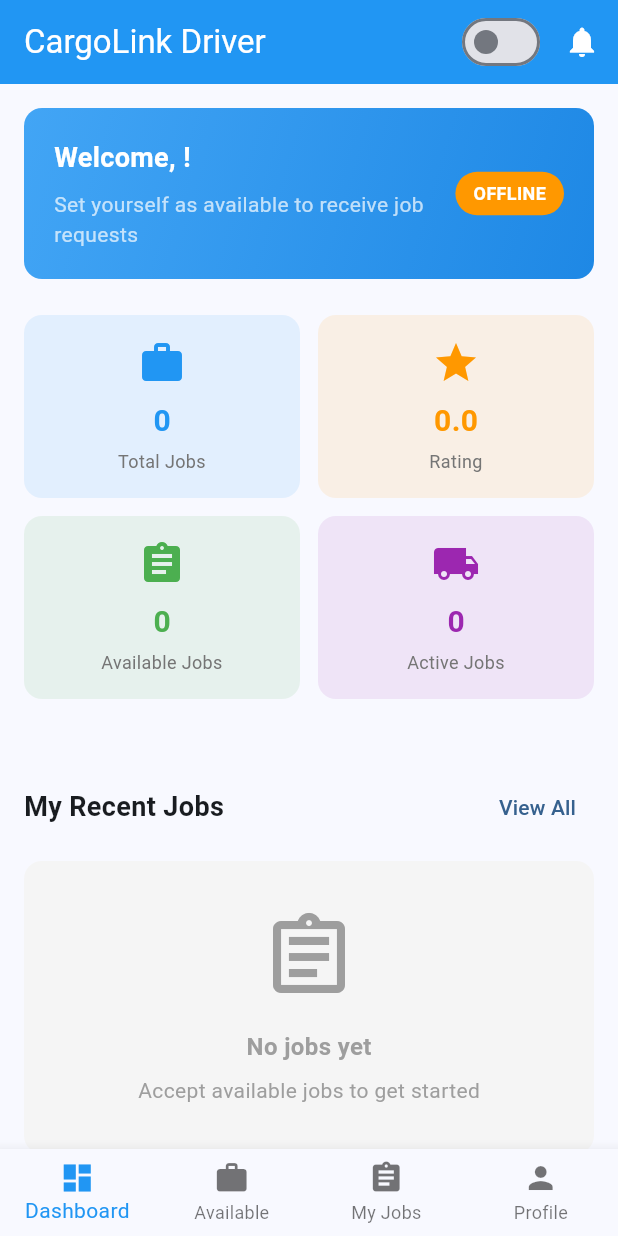
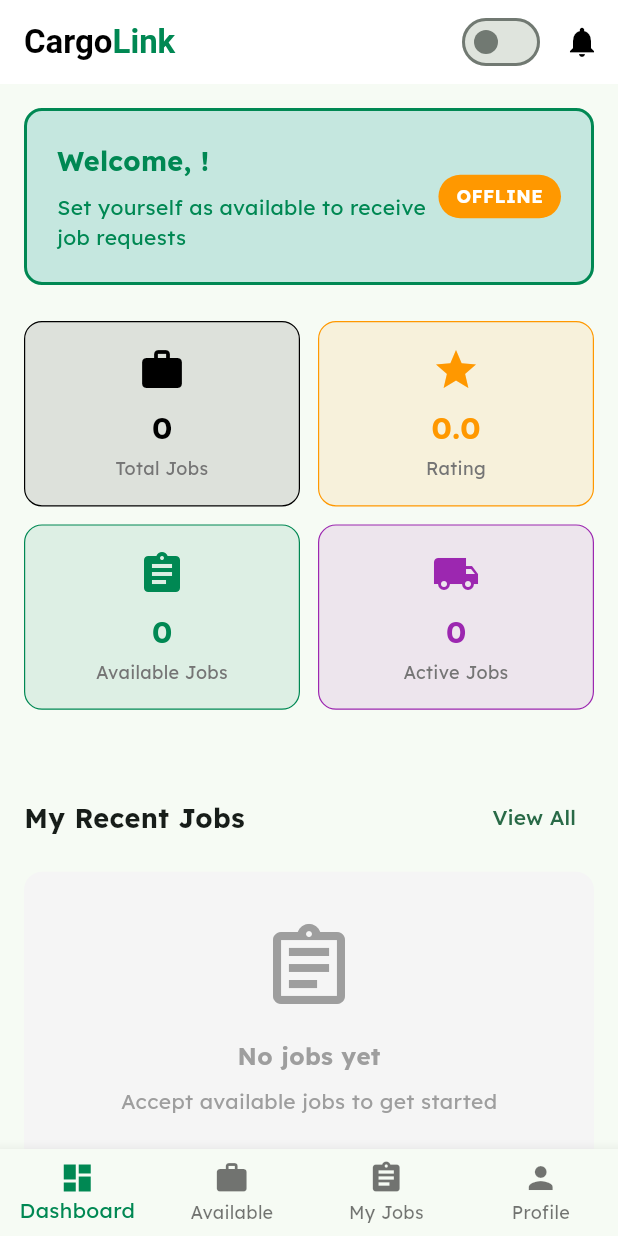
Before and after one commit to pauline12ish34/cargo--App, a Flutter app: the DriverHome screen opened directly, on a phone screen of 412 x 824 dp. Run offline on Flutter 3.47's test engine with Material 3 defaults, Android fonts, the phone set to English and light mode, and no system bars; our stand-ins replace cloud_firestore, firebase_auth, firebase_core, flutter_svg, font_awesome_flutter; accounts and stored records are empty.

Commit message:
reassign driver and styles

```diff
--- a/lib/features/driver/screens/driver_home.dart
+++ b/lib/features/driver/screens/driver_home.dart
@@ -6,6 +6,7 @@ import '../../../features/booking/providers/booking_provider.dart';
 import '../../../providers/auth_provider.dart';
 import '../../../features/profile/providers/profile_provider.dart';
 import '../../../screens/job_details_screen.dart';
+import 'package:cargo_app/constants.dart';
 
 class DriverHome extends StatefulWidget {
   const DriverHome({super.key});
@@ -52,9 +53,27 @@ class _DriverHomeState extends State<DriverHome> {
 
     return Scaffold(
       appBar: AppBar(
-        title: const Text('CargoLink Driver'),
-        backgroundColor: Colors.blue,
-        foregroundColor: Colors.white,
+        title: RichText(
+          text: TextSpan(
+            style: const TextStyle(
+              fontWeight: FontWeight.bold,
+              fontSize: 22,
+              fontFamily: 'PaytoneOne',
+            ),
+            children: [
+              const TextSpan(
+                text: 'Cargo',
+                style: TextStyle(color: Colors.black),
+              ),
+              TextSpan(
+                text: 'Link',
+                style: TextStyle(color: primaryGreen),
+              ),
+            ],
+          ),
+        ),
+        backgroundColor: Colors.white,
+        foregroundColor: Colors.black,
         automaticallyImplyLeading: false,
         actions: [
           Consumer<AuthProvider>(
@@ -66,7 +85,7 @@ class _DriverHomeState extends State<DriverHome> {
                   await authProvider.updateDriverAvailability(value);
                 },
                 activeColor: Colors.white,
-                activeTrackColor: Colors.green,
+                activeTrackColor: primaryGreen,
               );
             },
           ),
@@ -100,7 +119,7 @@ class _DriverHomeState extends State<DriverHome> {
           ),
         ],
         currentIndex: _selectedIndex,
-        selectedItemColor: Colors.blue,
+        selectedItemColor: primaryGreen,
         onTap: _onItemTapped,
       ),
     );
@@ -127,12 +146,9 @@ class _DashboardTab extends StatelessWidget {
               Container(
                 padding: const EdgeInsets.all(20),
                 decoration: BoxDecoration(
-                  gradient: LinearGradient(
-                    colors: [Colors.blue.shade400, Colors.blue.shade600],
-                    begin: Alignment.topLeft,
-                    end: Alignment.bottomRight,
-                  ),
+                  color: lightGreen,
                   borderRadius: BorderRadius.circular(12),
+                  border: Border.all(color: primaryGreen, width: 2),
                 ),
                 child: Column(
                   crossAxisAlignment: CrossAxisAlignment.start,
@@ -148,7 +164,7 @@ class _DashboardTab extends StatelessWidget {
                                 style: const TextStyle(
                                   fontSize: 18,
                                   fontWeight: FontWeight.bold,
-                                  color: Colors.white,
+                                  color: primaryGreen,
                                 ),
                               ),
                               const SizedBox(height: 8),
@@ -158,7 +174,7 @@ class _DashboardTab extends StatelessWidget {
                                     : 'Set yourself as available to receive job requests',
                                 style: const TextStyle(
                                   fontSize: 14,
-                                  color: Colors.white70,
+                                  color: primaryGreen,
                                 ),
                               ),
                             ],
@@ -171,7 +187,7 @@ class _DashboardTab extends StatelessWidget {
                           ),
                           decoration: BoxDecoration(
                             color: user?.isAvailable == true
-                                ? Colors.green
+                                ? primaryGreen
                                 : Colors.orange,
                             borderRadius: BorderRadius.circular(20),
                           ),
@@ -199,7 +215,7 @@ class _DashboardTab extends StatelessWidget {
                       title: 'Total Jobs',
                       value: '${user?.completedJobs ?? 0}',
                       icon: Icons.work,
-                      color: Colors.blue,
+                      color: Colors.black,
                     ),
                   ),
                   const SizedBox(width: 12),
@@ -221,7 +237,7 @@ class _DashboardTab extends StatelessWidget {
                       title: 'Available Jobs',
                       value: '${availableJobs.length}',
                       icon: Icons.assignment,
-                      color: Colors.green,
+                      color: primaryGreen,
                     ),
                   ),
                   const SizedBox(width: 12),
@@ -536,14 +552,14 @@ class _ProfileTab extends StatelessWidget {
               Container(
                 padding: const EdgeInsets.all(20),
                 decoration: BoxDecoration(
-                  color: Colors.blue.shade50,
+                  color: lightGreen,
                   borderRadius: BorderRadius.circular(12),
                 ),
                 child: Column(
                   children: [
                     CircleAvatar(
                       radius: 40,
-                      backgroundColor: Colors.blue,
+                      backgroundColor: primaryGreen,
                       child: Text(
                         user?.name.isNotEmpty == true
                             ? user!.name[0].toUpperCase()
@@ -581,7 +597,7 @@ class _ProfileTab extends StatelessWidget {
                             vertical: 4,
                           ),
                           decoration: BoxDecoration(
-                            color: Colors.blue,
+                            color: primaryGreen,
                             borderRadius: BorderRadius.circular(12),
                           ),
                           child: const Text(
@@ -601,7 +617,7 @@ class _ProfileTab extends StatelessWidget {
                           ),
                           decoration: BoxDecoration(
                             color: user?.isAvailable == true
-                                ? Colors.green
+                                ? primaryGreen
                                 : Colors.orange,
                             borderRadius: BorderRadius.circular(12),
                           ),
@@ -755,6 +771,7 @@ class _StatCard extends StatelessWidget {
       decoration: BoxDecoration(
         color: color.withOpacity(0.1),
         borderRadius: BorderRadius.circular(12),
+        border: Border.all(color: color, width: 0.8),
       ),
       child: Column(
         children: [
@@ -913,7 +930,7 @@ class _AvailableJobCard extends StatelessWidget {
                       _acceptJob(context, booking);
                     },
                     style: ElevatedButton.styleFrom(
-                      backgroundColor: Colors.blue,
+                      backgroundColor: primaryGreen,
                       foregroundColor: Colors.white,
                     ),
                     child: const Text('Accept'),
@@ -955,7 +972,7 @@ class _AvailableJobCard extends StatelessWidget {
                   ScaffoldMessenger.of(context).showSnackBar(
                     const SnackBar(
                       content: Text('Job accepted successfully!'),
-                      backgroundColor: Colors.green,
+                      backgroundColor: primaryGreen,
                     ),
                   );
                 } else if (context.mounted) {
@@ -1022,7 +1039,7 @@ class _MyJobCard extends StatelessWidget {
         statusIcon = Icons.pending;
         break;
       case BookingStatus.accepted:
-        statusColor = Colors.blue;
+        statusColor = primaryGreen;
         statusIcon = Icons.check_circle;
         break;
       case BookingStatus.inProgress:
@@ -1030,7 +1047,7 @@ class _MyJobCard extends StatelessWidget {
         statusIcon = Icons.local_shipping;
         break;
       case BookingStatus.completed:
-        statusColor = Colors.green;
+        statusColor = Colors.black;
         statusIcon = Icons.check_circle_outline;
         break;
       case BookingStatus.declined:
@@ -1170,20 +1187,20 @@ class _MyJobCard extends StatelessWidget {
                 Container(
                   padding: const EdgeInsets.all(8),
                   decoration: BoxDecoration(
-                    color: Colors.blue.shade50,
+                    color: lightGreen,
                     borderRadius: BorderRadius.circular(8),
-                    border: Border.all(color: Colors.blue.shade200),
+                    border: Border.all(color: primaryGreen),
                   ),
                   child: Row(
                     children: [
-                      Icon(Icons.chat, size: 16, color: Colors.blue.shade700),
+                      Icon(Icons.chat, size: 16, color: primaryGreen),
                       const SizedBox(width: 8),
                       Expanded(
                         child: Text(
                           'Tap to chat with cargo owner or mark as completed',
                           style: TextStyle(
                             fontSize: 12,
-                            color: Colors.blue.shade700,
+                            color: primaryGreen,
                             fontWeight: FontWeight.w500,
                           ),
                         ),
@@ -1214,7 +1231,7 @@ class _ProfileOption extends StatelessWidget {
   @override
   Widget build(BuildContext context) {
     return ListTile(
-      leading: Icon(icon, color: Colors.blue),
+      leading: Icon(icon, color: primaryGreen),
       title: Text(title),
       trailing: const Icon(Icons.chevron_right),
       onTap: onTap,
--- a/lib/main.dart
+++ b/lib/main.dart
@@ -18,6 +18,7 @@ import 'features/profile/providers/profile_provider.dart';
 import 'features/booking/providers/booking_provider.dart';
 import 'core/repositories/user_repository.dart';
 import 'core/repositories/booking_repository.dart';
+import 'package:cargo_app/constants.dart';
 
 void main() async {
   WidgetsFlutterBinding.ensureInitialized();
@@ -78,9 +79,9 @@ class MyApp extends StatelessWidget {
               title: 'CargoLink',
               debugShowCheckedModeBanner: false,
               theme: ThemeData(
-                fontFamily: 'Roboto',
+                fontFamily: 'Lexend',
                 useMaterial3: true,
-                colorScheme: ColorScheme.fromSeed(seedColor: Colors.blue),
+                colorScheme: ColorScheme.fromSeed(seedColor: primaryGreen),
               ),
               initialRoute: '/splash',
               routes: {
--- a/lib/screens/create_job_screen.dart
+++ b/lib/screens/create_job_screen.dart
@@ -1,3 +1,4 @@
+import 'package:cargo_app/constants.dart';
 import 'package:flutter/material.dart';
 import 'package:provider/provider.dart';
 import '../../../core/models/booking_model.dart';
@@ -92,7 +93,7 @@ class _CreateJobScreenState extends State<CreateJobScreen> {
     return Scaffold(
       appBar: AppBar(
         title: const Text('Create New Job'),
-        backgroundColor: Colors.blue,
+        backgroundColor: primaryGreen,
         foregroundColor: Colors.white,
       ),
       body: Consumer<BookingProvider>(
@@ -228,7 +229,7 @@ class _CreateJobScreenState extends State<CreateJobScreen> {
                     child: ElevatedButton(
                       onPressed: bookingProvider.isLoading ? null : _createJob,
                       style: ElevatedButton.styleFrom(
-                        backgroundColor: Colors.blue,
+                        backgroundColor: primaryGreen,
                         foregroundColor: Colors.white,
                       ),
                       child: bookingProvider.isLoading
```
Also changed, not shown: lib/features/cargo_owner/screens/cargo_owner_home.dart (+39 -23 lines), lib/features/chat/chat_screen.dart (+6 -5 lines), lib/screens/driver_selection_screen.dart (+8 -4 lines), lib/screens/job_details_screen.dart (+24 -13 lines), pubspec.yaml (+13 -0 lines), assets/fonts/Lexend-Bold.ttf (added), assets/fonts/Lexend-Medium.ttf (added), assets/fonts/Lexend-Regular.ttf (added), assets/fonts/PaytoneOne-Regular.ttf (added).
